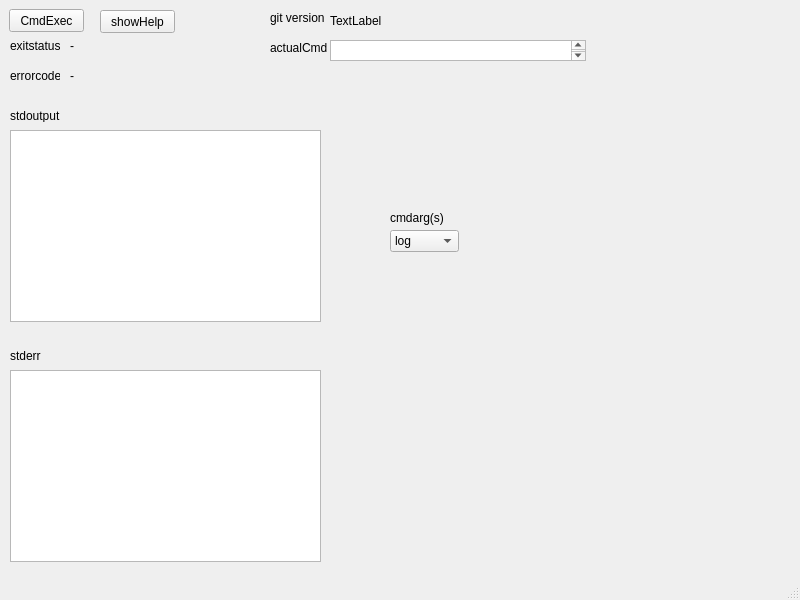
First picture: the form in mainwindow.ui, repository Ihasa/QtStudy, before the edit.
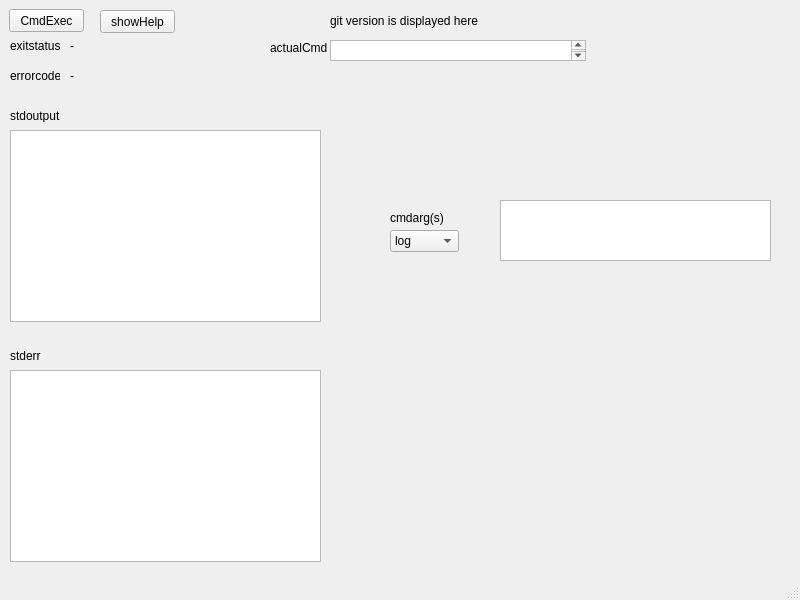
Second picture: the form after the edit.

Commit message: コマンドのひとこと説明文を表示してみる QMapはvariable[]かvariable.value()で値が取れる

Diff of the .ui file:
```diff
--- a/mainwindow.ui
+++ b/mainwindow.ui
@@ -204,19 +204,6 @@
      </rect>
     </property>
    </widget>
-   <widget class="QLabel" name="label_7">
-    <property name="geometry">
-     <rect>
-      <x>270</x>
-      <y>10</y>
-      <width>61</width>
-      <height>16</height>
-     </rect>
-    </property>
-    <property name="text">
-     <string>git version</string>
-    </property>
-   </widget>
    <widget class="QLabel" name="gitverLabel">
     <property name="geometry">
      <rect>
@@ -227,7 +214,17 @@
      </rect>
     </property>
     <property name="text">
-     <string>TextLabel</string>
+     <string>git version is displayed here</string>
+    </property>
+   </widget>
+   <widget class="QTextBrowser" name="cmdDescText">
+    <property name="geometry">
+     <rect>
+      <x>500</x>
+      <y>200</y>
+      <width>271</width>
+      <height>61</height>
+     </rect>
     </property>
    </widget>
   </widget>
```
The commit also changes 2 other files.
